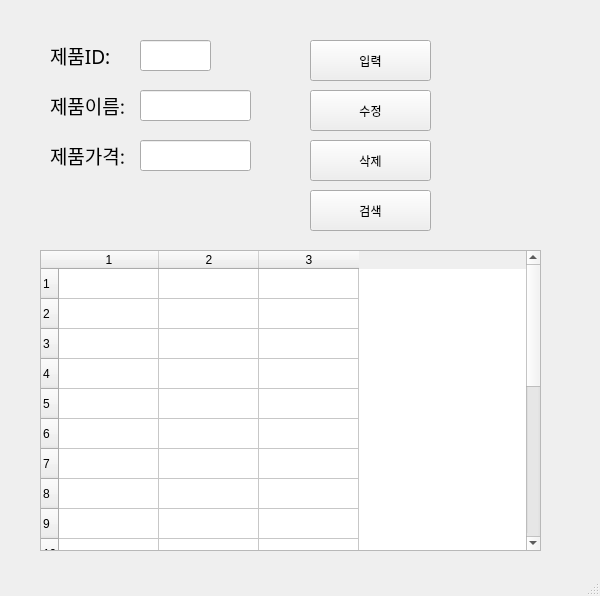
papasmf1/python240415, file ProductList3.ui: the form before one commit.
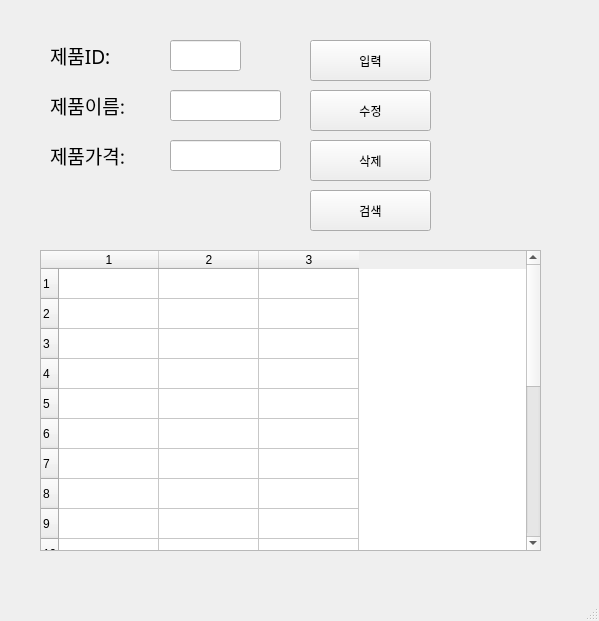
The form after the commit.

```diff
--- a/ProductList3.ui
+++ b/ProductList3.ui
@@ -6,8 +6,8 @@
    <rect>
     <x>0</x>
     <y>0</y>
-    <width>600</width>
-    <height>596</height>
+    <width>599</width>
+    <height>621</height>
    </rect>
   </property>
   <property name="windowTitle">
@@ -19,7 +19,7 @@
      <rect>
       <x>50</x>
       <y>40</y>
-      <width>81</width>
+      <width>91</width>
       <height>31</height>
      </rect>
     </property>
@@ -38,7 +38,7 @@
      <rect>
       <x>50</x>
       <y>90</y>
-      <width>81</width>
+      <width>111</width>
       <height>31</height>
      </rect>
     </property>
@@ -57,7 +57,7 @@
      <rect>
       <x>50</x>
       <y>140</y>
-      <width>81</width>
+      <width>101</width>
       <height>31</height>
      </rect>
     </property>
@@ -74,7 +74,7 @@
    <widget class="QLineEdit" name="prodID">
     <property name="geometry">
      <rect>
-      <x>140</x>
+      <x>170</x>
       <y>40</y>
       <width>71</width>
       <height>31</height>
@@ -84,7 +84,7 @@
    <widget class="QLineEdit" name="prodName">
     <property name="geometry">
      <rect>
-      <x>140</x>
+      <x>170</x>
       <y>90</y>
       <width>111</width>
       <height>31</height>
@@ -94,7 +94,7 @@
    <widget class="QLineEdit" name="prodPrice">
     <property name="geometry">
      <rect>
-      <x>140</x>
+      <x>170</x>
       <y>140</y>
       <width>111</width>
       <height>31</height>
```
Left out of the diff: 4 changed lines with no effect on the pictures.
